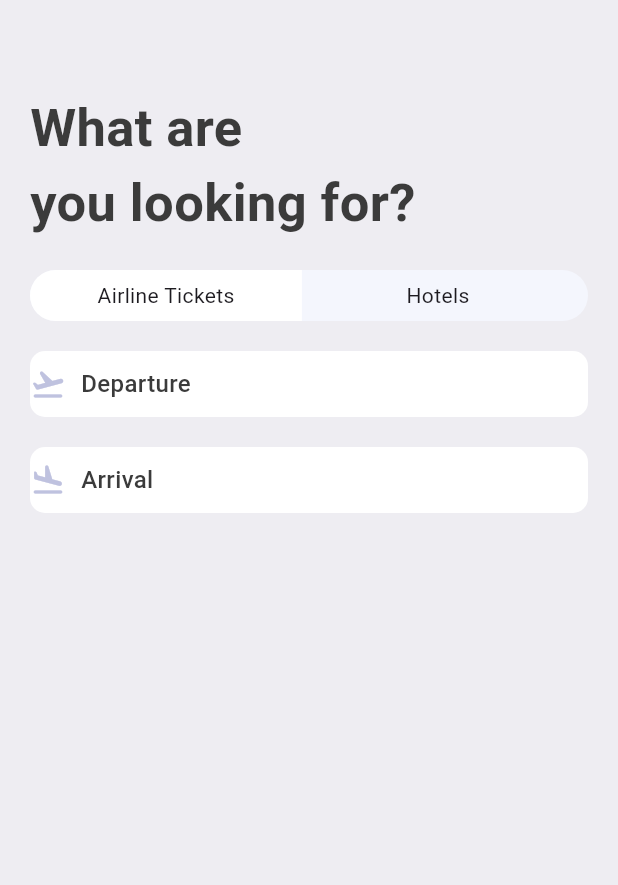
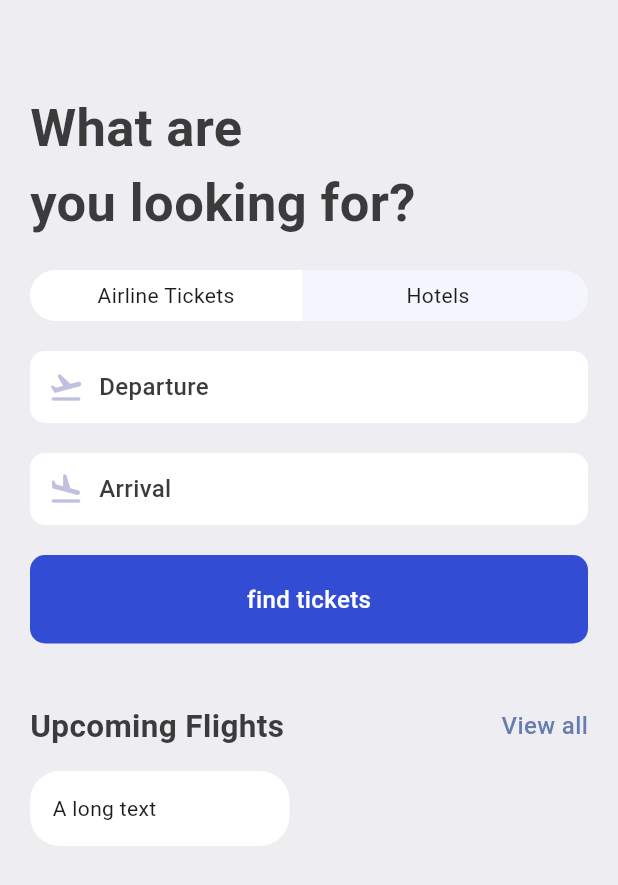
Before and after one commit to Sammyadj/ticket-app, a Flutter app: the SearchScreen screen opened directly, on a phone screen of 412 x 824 dp. Shown: the top 885 px of the screen. Run offline on Flutter 3.47's test engine with Material 3 defaults, Android fonts, the phone set to English and light mode, and no system bars; our stand-ins replace fluentui_icons.

Commit message:
Search Screen - find tickets & App double text

```diff
--- a/lib/screens/home/home_screen.dart
+++ b/lib/screens/home/home_screen.dart
@@ -70,7 +70,8 @@ class HomeScreen extends StatelessWidget {
                 AppDoubleText(
                   bigText: 'Upcoming Flights',
                   smallText: 'View all',
-                  func: () => Navigator.pushNamed(context, "/all_tickets"),
+                  func:
+                      () => Navigator.pushNamed(context, AppRoutes.allTickets),
                 ),
                 const SizedBox(height: 20),
                 SingleChildScrollView(
--- a/lib/screens/search/search_screen.dart
+++ b/lib/screens/search/search_screen.dart
@@ -1,14 +1,17 @@
-import 'package:flutter/cupertino.dart';
 import 'package:flutter/material.dart';
 import 'package:ticket_app/base/res/styles/app_styles.dart';
+import 'package:ticket_app/base/utils/all_json.dart';
+import 'package:ticket_app/base/widgets/app_double_text.dart';
 import 'package:ticket_app/screens/search/widgets/app_text_icon.dart';
 import 'package:ticket_app/screens/search/widgets/app_ticket_tabs.dart';
+import 'package:ticket_app/screens/search/widgets/find_tickets.dart';
 
 class SearchScreen extends StatelessWidget {
   const SearchScreen({super.key});
 
   @override
   Widget build(BuildContext context) {
+    final size = MediaQuery.of(context).size;
     return Scaffold(
       backgroundColor: AppStyles.bgColor,
       body: ListView(
@@ -28,6 +31,38 @@ class SearchScreen extends StatelessWidget {
           ),
           const SizedBox(height: 20),
           const AppTextIcon(icon: Icons.flight_land_rounded, text: "Arrival"),
+          const SizedBox(height: 20),
+          const FindTickets(),
+          const SizedBox(height: 40),
+          AppDoubleText(
+            bigText: 'Upcoming Flights',
+            smallText: 'View all',
+            func: () => Navigator.pushNamed(context, AppRoutes.allTickets),
+          ),
+          const SizedBox(height: 15),
+          Row(
+            children: [
+              Container(
+                padding: const EdgeInsets.symmetric(
+                  horizontal: 15,
+                  vertical: 15,
+                ),
+                width: size.width * .42,
+                decoration: BoxDecoration(
+                  borderRadius: BorderRadius.circular(20),
+                  color: Colors.white,
+                  boxShadow: [
+                    BoxShadow(
+                      color: Colors.grey.shade200,
+                      blurRadius: 1,
+                      spreadRadius: 2,
+                    ),
+                  ],
+                ),
+                child: const Text("A long text"),
+              ),
+            ],
+          ),
         ],
       ),
     );
--- a/lib/screens/search/widgets/app_text_icon.dart
+++ b/lib/screens/search/widgets/app_text_icon.dart
@@ -9,7 +9,7 @@ class AppTextIcon extends StatelessWidget {
   @override
   Widget build(BuildContext context) {
     return Container(
-      padding: const EdgeInsets.symmetric(vertical: 10),
+      padding: const EdgeInsets.symmetric(vertical: 12, horizontal: 12),
       decoration: BoxDecoration(
         borderRadius: BorderRadius.circular(10),
         color: Colors.white,
--- a/lib/screens/search/widgets/find_tickets.dart
+++ b/lib/screens/search/widgets/find_tickets.dart
@@ -0,0 +1,24 @@
+import 'package:flutter/material.dart';
+
+import '../../../base/res/styles/app_styles.dart';
+
+class FindTickets extends StatelessWidget {
+  const FindTickets({super.key});
+
+  @override
+  Widget build(BuildContext context) {
+    return Container(
+      padding: EdgeInsets.symmetric(horizontal: 18, vertical: 18),
+      decoration: BoxDecoration(
+        borderRadius: BorderRadius.circular(10),
+        color: AppStyles.findTicketColor,
+      ),
+      child: Center(
+        child: Text(
+          "find tickets",
+          style: AppStyles.textStyle.copyWith(color: Colors.white),
+        ),
+      ),
+    );
+  }
+}
```
